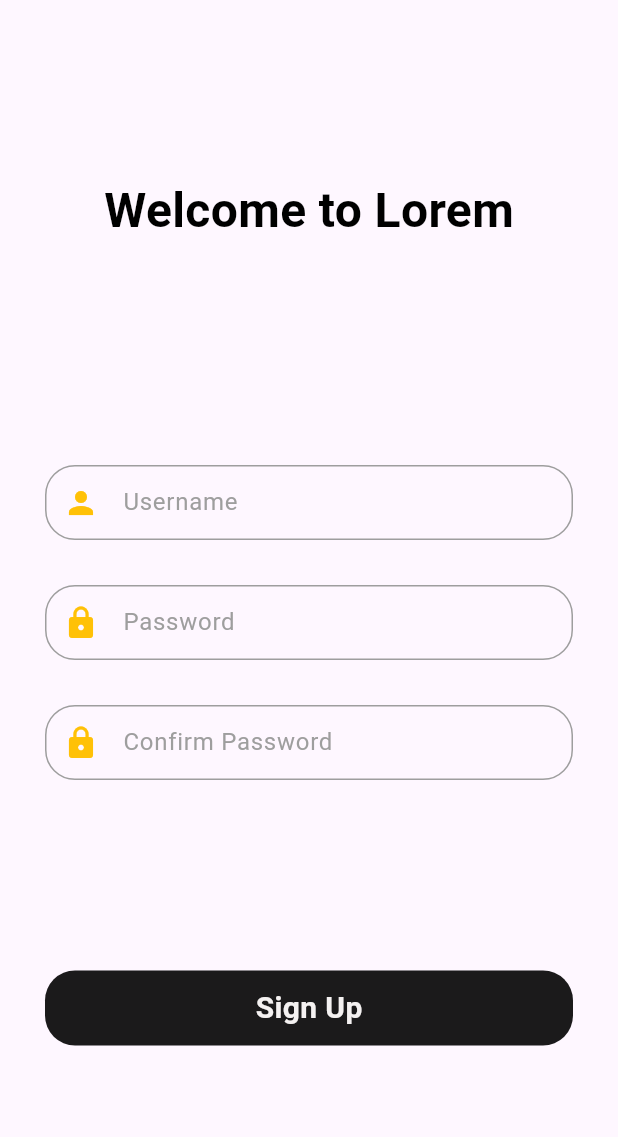
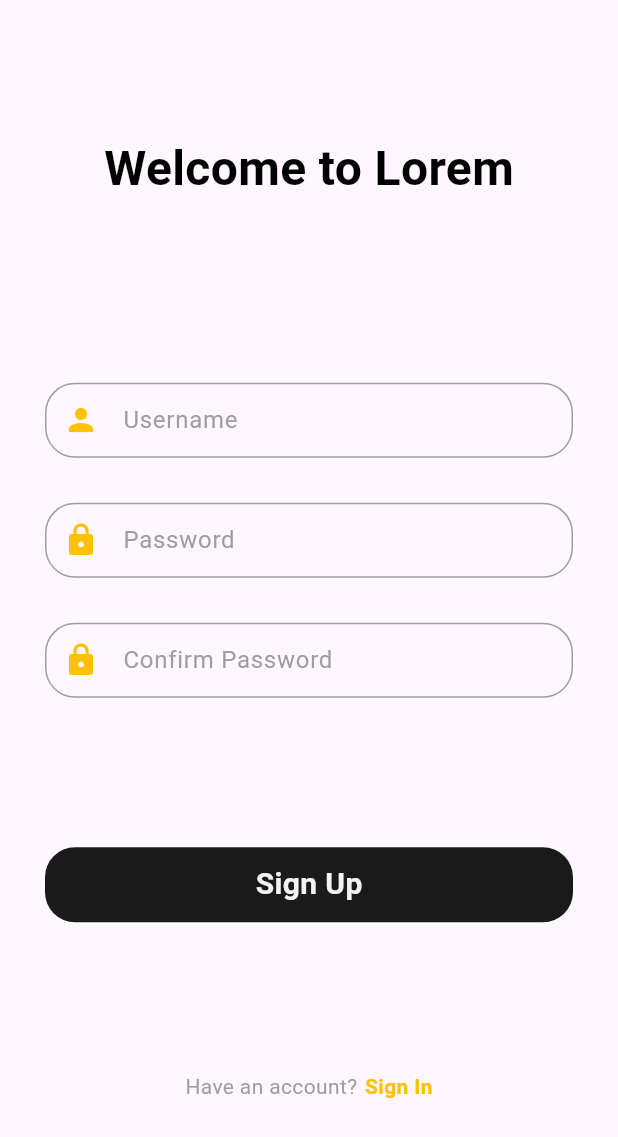
Before and after one commit to lidiyakelay/towtruck_app, a Flutter app: the screen it shows after launch, on a phone screen of 412 x 824 dp. Shown: the top 1137 px of the screen. Run offline on Flutter 3.47's test engine with Material 3 defaults, Android fonts, the phone set to English and light mode, and no system bars; our stand-ins replace animated_bottom_navigation_bar.

Commit message:
auth page edited

```diff
--- a/lib/Screen/auth_page/signup_page.dart
+++ b/lib/Screen/auth_page/signup_page.dart
@@ -99,6 +99,24 @@ class SignupPage extends StatelessWidget {
                                 decoration: TextDecoration.none
                                ), )
                 ),
+              ),
+                 Row(
+                mainAxisAlignment: MainAxisAlignment.center,
+                children: [
+                  Text( "Have an account?", style:
+                  TextStyle(
+                  color: Colors.grey,
+                  fontWeight: FontWeight.normal,
+                  fontSize: 14,
+                  decoration: TextDecoration.none),),
+                  SizedBox(width: 5,),
+                   Text( "Sign In", style:
+                  TextStyle(
+                  color: Colors.amber,
+                  fontWeight: FontWeight.bold,
+                  fontSize: 14,
+                  decoration: TextDecoration.none),),
+                ],
               )
              ],
       ),
--- a/lib/main.dart
+++ b/lib/main.dart
@@ -23,7 +23,7 @@ class MyApp extends StatelessWidget {
         colorScheme: ColorScheme.fromSeed(seedColor: Colors.deepPurple),
         useMaterial3: true,
       ),
-      home: SignupPage()
+      home:SignupPage()
     );
   }
 }
```
Also changed, not shown: lib/Screen/auth_page/login_page.dart (+18 -0 lines), lib/Screen/home_page/home_page.dart (added).
